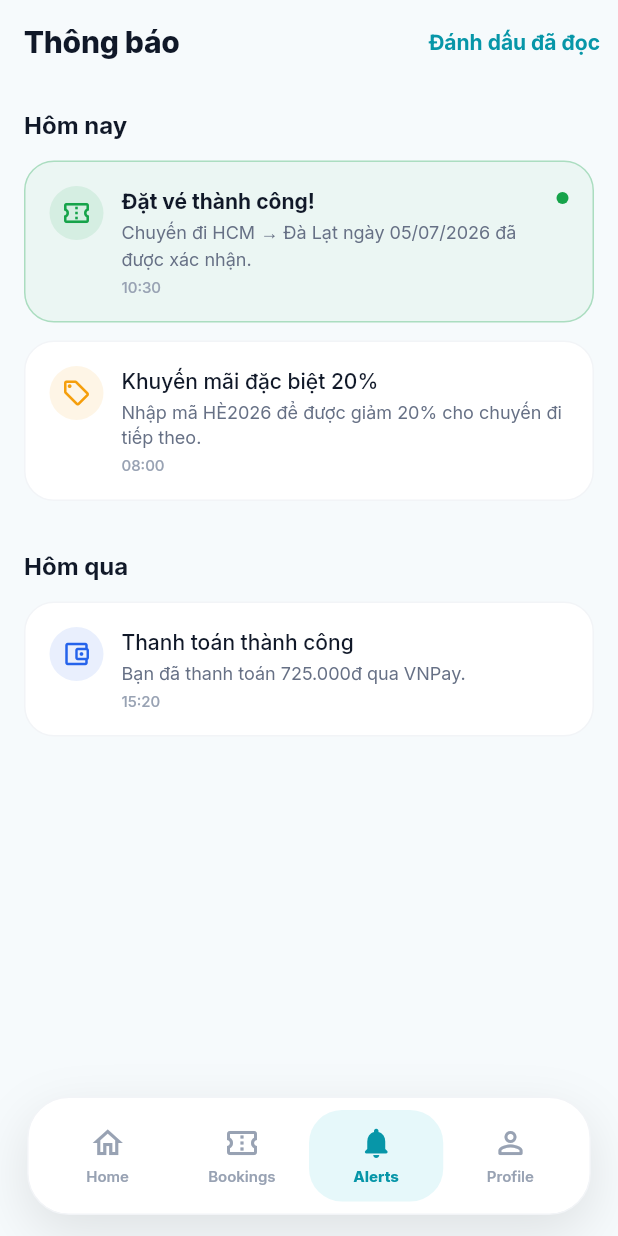
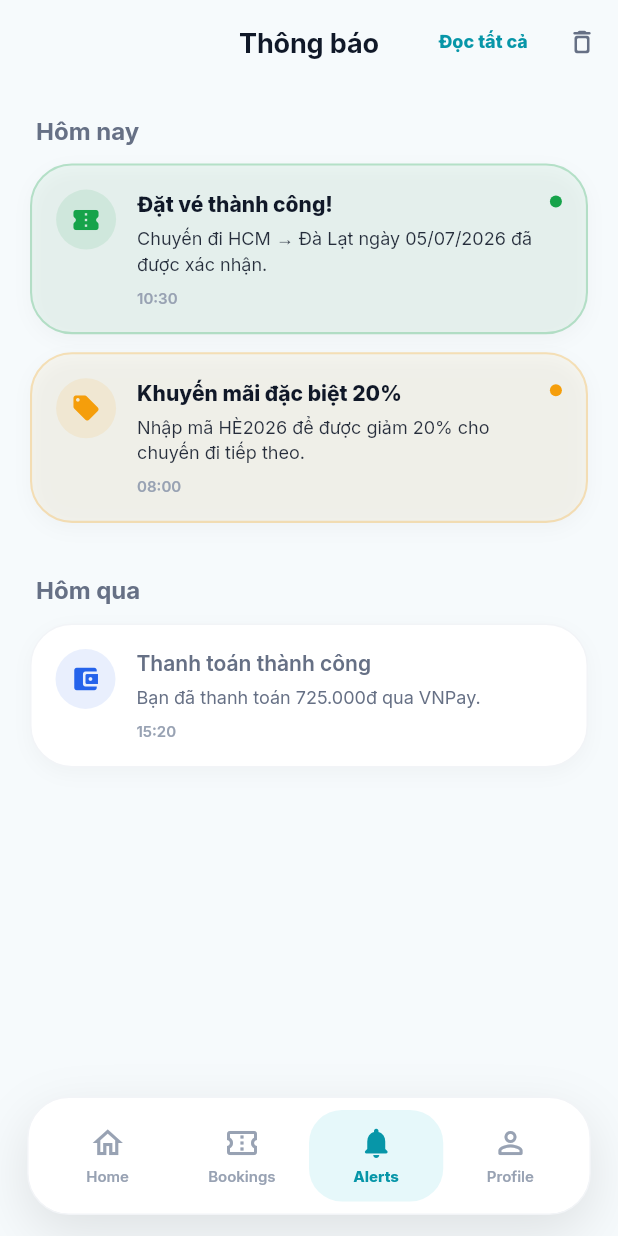
Before and after one commit to thanhtri-ba/project_busZ, a Flutter app: the NotificationScreen screen opened by its route, on a phone screen of 412 x 824 dp. Run offline on Flutter 3.47's test engine with Material 3 defaults, Android fonts, the phone set to English and light mode, and no system bars; our stand-ins replace dio, get_it, go_router, google_fonts, qr_flutter, shared_preferences and 2 more; accounts and stored records are empty.

Commit message:
Refactor Notification Screen UI - Fix go_router import

```diff
--- a/lib/features/notification/presentation/screens/notification_screen.dart
+++ b/lib/features/notification/presentation/screens/notification_screen.dart
@@ -2,116 +2,201 @@
 ///
 /// Source of Truth: BusZ-Documentation/06_Flutter/11_Notification_Module.md
 import 'package:flutter/material.dart';
+import 'package:go_router/go_router.dart';
 import 'package:busz/core/theme/app_colors.dart';
 import 'package:busz/core/theme/app_text_styles.dart';
-import 'package:busz/core/theme/app_spacing.dart';
 import 'package:busz/core/theme/app_radius.dart';
 import 'package:busz/core/widgets/empty_state_widget.dart';
 
-class NotificationScreen extends StatelessWidget {
+class NotificationScreen extends StatefulWidget {
   const NotificationScreen({super.key});
 
   @override
+  State<NotificationScreen> createState() => _NotificationScreenState();
+}
+
+class _NotificationScreenState extends State<NotificationScreen> {
+  List<_MockNotification> _notifications = [
+    _MockNotification(
+      id: '1',
+      icon: Icons.confirmation_number_rounded,
+      color: AppColors.success,
+      title: 'Đặt vé thành công!',
+      message: 'Chuyến đi HCM → Đà Lạt ngày 05/07/2026 đã được xác nhận.',
+      time: '10:30',
+      group: 'Hôm nay',
+      isUnread: true,
+    ),
+    _MockNotification(
+      id: '2',
+      icon: Icons.local_offer_rounded,
+      color: AppColors.warning,
+      title: 'Khuyến mãi đặc biệt 20%',
+      message: 'Nhập mã HÈ2026 để được giảm 20% cho chuyến đi tiếp theo.',
+      time: '08:00',
+      group: 'Hôm nay',
+      isUnread: true,
+    ),
+    _MockNotification(
+      id: '3',
+      icon: Icons.account_balance_wallet_rounded,
+      color: AppColors.info,
+      title: 'Thanh toán thành công',
+      message: 'Bạn đã thanh toán 725.000đ qua VNPay.',
+      time: '15:20',
+      group: 'Hôm qua',
+      isUnread: false,
+    ),
+  ];
+
+  void _markAllAsRead() {
+    setState(() {
+      _notifications = _notifications.map((n) => n.copyWith(isUnread: false)).toList();
+    });
+  }
+
+  void _clearNotifications() {
+    setState(() {
+      _notifications = [];
+    });
+  }
+
+  @override
   Widget build(BuildContext context) {
+    final hasNotifications = _notifications.isNotEmpty;
+
     return Scaffold(
+      backgroundColor: AppColors.backgroundPrimary,
       appBar: AppBar(
-        title: const Text('Thông báo'),
+        backgroundColor: AppColors.backgroundPrimary,
+        elevation: 0,
+        centerTitle: true,
+        title: Text('Thông báo', style: AppTextStyles.titleMedium),
         actions: [
+          if (hasNotifications) ...[
             TextButton(
-            onPressed: () {},
-            child: const Text('Đánh dấu đã đọc'),
+              onPressed: _markAllAsRead,
+              child: Text(
+                'Đọc tất cả',
+                style: AppTextStyles.labelSmall.copyWith(color: AppColors.primary, fontWeight: FontWeight.w800),
+              ),
+            ),
+            IconButton(
+              icon: const Icon(Icons.delete_outline_rounded, size: 20, color: AppColors.textSecondary),
+              onPressed: _clearNotifications,
             ),
           ],
+        ],
       ),
-      body: _buildNotificationList(),
+      body: hasNotifications
+          ? _buildNotificationList()
+          : EmptyStateWidget(
+              icon: Icons.notifications_none_rounded,
+              title: 'Chưa có thông báo nào',
+              message: 'Thông báo về hành trình, ưu đãi sẽ xuất hiện ở đây.',
+              actionLabel: 'Quay lại trang chủ',
+              onAction: () => context.go('/home'),
+            ),
     );
   }
 
   Widget _buildNotificationList() {
-    // For now, returning mock data. Later, use BlocBuilder.
-    return ListView(
-      padding: const EdgeInsets.all(AppSpacing.md),
+    final groups = <String, List<_MockNotification>>{};
+    for (final item in _notifications) {
+      groups.putIfAbsent(item.group, () => []).add(item);
+    }
+
+    return ListView.builder(
+      padding: const EdgeInsets.fromLTRB(20, 10, 20, 40),
+      itemCount: groups.keys.length,
+      itemBuilder: (context, groupIdx) {
+        final groupName = groups.keys.elementAt(groupIdx);
+        final list = groups[groupName]!;
+
+        return Column(
+          crossAxisAlignment: CrossAxisAlignment.start,
           children: [
-        Text('Hôm nay', style: AppTextStyles.titleSmall),
-        const SizedBox(height: AppSpacing.sm),
-        _buildNotificationItem(
-          icon: Icons.confirmation_number_outlined,
-          color: AppColors.success,
-          title: 'Đặt vé thành công!',
-          message: 'Chuyến đi HCM → Đà Lạt ngày 05/07/2026 đã được xác nhận.',
-          time: '10:30',
-          isUnread: true,
+            Padding(
+              padding: const EdgeInsets.symmetric(horizontal: 4, vertical: 10),
+              child: Text(
+                groupName,
+                style: AppTextStyles.titleSmall.copyWith(color: AppColors.textSecondary),
               ),
-        _buildNotificationItem(
-          icon: Icons.local_offer_outlined,
-          color: AppColors.warning,
-          title: 'Khuyến mãi đặc biệt 20%',
-          message: 'Nhập mã HÈ2026 để được giảm 20% cho chuyến đi tiếp theo.',
-          time: '08:00',
-          isUnread: false,
             ),
-        const SizedBox(height: AppSpacing.lg),
-        Text('Hôm qua', style: AppTextStyles.titleSmall),
-        const SizedBox(height: AppSpacing.sm),
-        _buildNotificationItem(
-          icon: Icons.account_balance_wallet_outlined,
-          color: AppColors.info,
-          title: 'Thanh toán thành công',
-          message: 'Bạn đã thanh toán 725.000đ qua VNPay.',
-          time: '15:20',
-          isUnread: false,
-        ),
+            ...list.map((item) => _buildNotificationItem(item)),
+            const SizedBox(height: 12),
           ],
+        );
+      },
     );
   }
 
-  Widget _buildNotificationItem({
-    required IconData icon,
-    required Color color,
-    required String title,
-    required String message,
-    required String time,
-    required bool isUnread,
-  }) {
+  Widget _buildNotificationItem(_MockNotification item) {
     return Container(
-      margin: const EdgeInsets.only(bottom: AppSpacing.sm),
-      padding: const EdgeInsets.all(AppSpacing.md),
+      margin: const EdgeInsets.only(bottom: 12),
+      padding: const EdgeInsets.all(16),
       decoration: BoxDecoration(
-        color: isUnread ? color.withOpacity(0.05) : AppColors.surfaceCard,
-        borderRadius: AppRadius.card,
-        border: Border.all(color: isUnread ? color.withOpacity(0.3) : AppColors.borderLight),
+        color: item.isUnread ? item.color.withValues(alpha: 0.05) : AppColors.surfaceCard,
+        borderRadius: AppRadius.cardLarge,
+        border: Border.all(
+          color: item.isUnread ? item.color.withValues(alpha: 0.25) : AppColors.borderLight,
+          width: item.isUnread ? 1.4 : 1,
+        ),
+        boxShadow: [
+          BoxShadow(
+            color: Colors.black.withValues(alpha: 0.03),
+            blurRadius: 10,
+            offset: const Offset(0, 4),
+          ),
+        ],
       ),
       child: Row(
         crossAxisAlignment: CrossAxisAlignment.start,
         children: [
           Container(
-            padding: const EdgeInsets.all(8),
+            width: 40,
+            height: 40,
             decoration: BoxDecoration(
-              color: color.withOpacity(0.1),
+              color: item.color.withValues(alpha: 0.1),
               shape: BoxShape.circle,
             ),
-            child: Icon(icon, color: color, size: 20),
+            child: Icon(item.icon, color: item.color, size: 20),
           ),
-          const SizedBox(width: AppSpacing.sm),
+          const SizedBox(width: 14),
           Expanded(
             child: Column(
               crossAxisAlignment: CrossAxisAlignment.start,
               children: [
-                Text(title, style: AppTextStyles.label.copyWith(fontWeight: isUnread ? FontWeight.bold : FontWeight.w500)),
-                const SizedBox(height: 2),
-                Text(message, style: AppTextStyles.bodySmall),
+                Text(
+                  item.title,
+                  style: AppTextStyles.label.copyWith(
+                    fontWeight: item.isUnread ? FontWeight.w800 : FontWeight.w600,
+                    color: item.isUnread ? AppColors.textPrimary : AppColors.textSecondary,
+                  ),
+                ),
                 const SizedBox(height: 4),
-                Text(time, style: AppTextStyles.captionSmall),
+                Text(
+                  item.message,
+                  style: AppTextStyles.bodySmall.copyWith(
+                    height: 1.4,
+                    color: item.isUnread ? AppColors.textPrimary.withValues(alpha: 0.9) : AppColors.textSecondary,
+                  ),
+                ),
+                const SizedBox(height: 8),
+                Text(
+                  item.time,
+                  style: AppTextStyles.captionSmall.copyWith(fontWeight: FontWeight.w600),
+                ),
               ],
             ),
           ),
-          if (isUnread)
+          if (item.isUnread)
             Container(
-              margin: const EdgeInsets.only(top: 4),
+              margin: const EdgeInsets.only(top: 4, left: 8),
               width: 8,
               height: 8,
               decoration: BoxDecoration(
-                color: color,
+                color: item.color,
                 shape: BoxShape.circle,
               ),
             ),
@@ -120,3 +205,38 @@ class NotificationScreen extends StatelessWidget {
     );
   }
 }
+
+class _MockNotification {
+  final String id;
+  final IconData icon;
+  final Color color;
+  final String title;
+  final String message;
+  final String time;
+  final String group;
+  final bool isUnread;
+
+  _MockNotification({
+    required this.id,
+    required this.icon,
+    required this.color,
+    required this.title,
+    required this.message,
+    required this.time,
+    required this.group,
+    required this.isUnread,
+  });
+
+  _MockNotification copyWith({bool? isUnread}) {
+    return _MockNotification(
+      id: id,
+      icon: icon,
+      color: color,
+      title: title,
+      message: message,
+      time: time,
+      group: group,
+      isUnread: isUnread ?? this.isUnread,
+    );
+  }
+}
```
Lines whose indentation alone changed are shown as unchanged.
